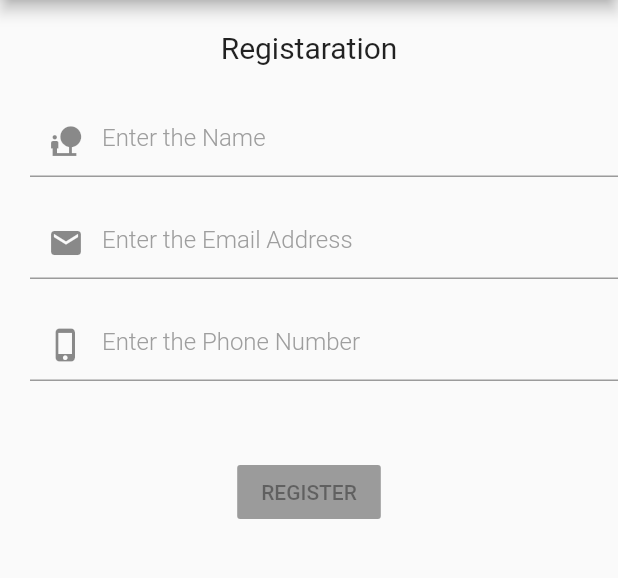
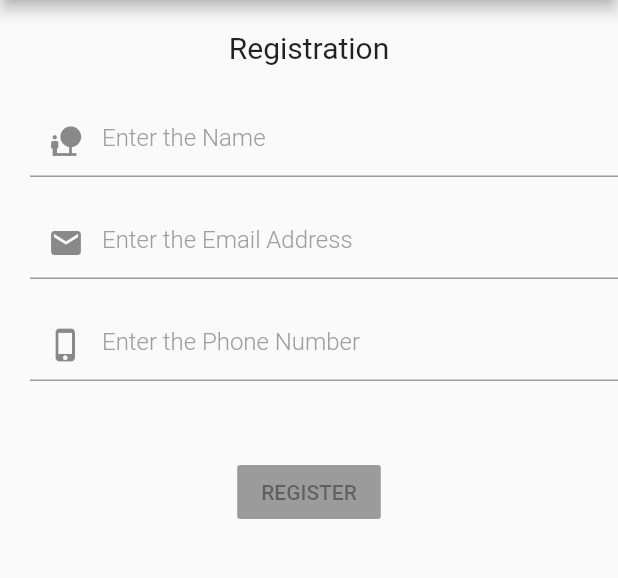
Before and after one commit to RenugaNainamalai/flutter_app_demo, a Flutter app: the screen it shows after launch, on a phone screen of 412 x 824 dp, the part 84-662 px from its top. Run offline on Flutter 3.47's test engine with Material 2 defaults, Android fonts, the phone set to English and light mode, and no system bars.

Commit message:
Initial commit

```diff
--- a/lib/main.dart
+++ b/lib/main.dart
@@ -21,7 +21,7 @@ class MyApp extends StatelessWidget {
               Padding(padding: EdgeInsets.only(top: 20)),
               SizedBox(
                 height: 50,
-                child: new Text('Registaration',style: TextStyle(fontSize: 20),),
+                child: new Text('Registration',style: TextStyle(fontSize: 20),),
 
                ),
             Padding(
```
